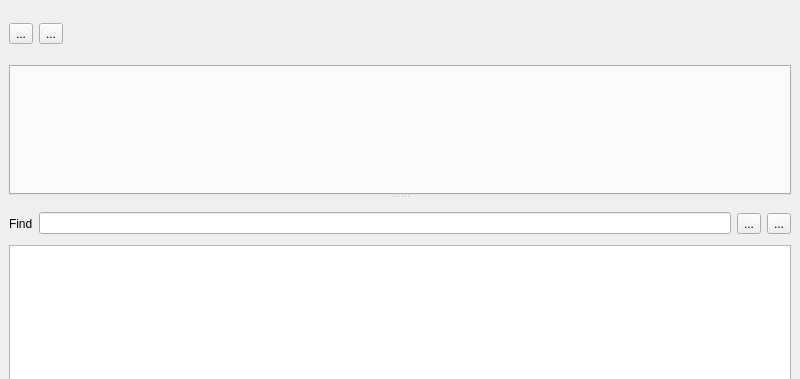
mikaelsundell/stageviz, file sources/pythondialog.ui: the form before one commit; both pictures show x 0 to 800 and y 0 to 379 of the 800 by 600 pixel window.
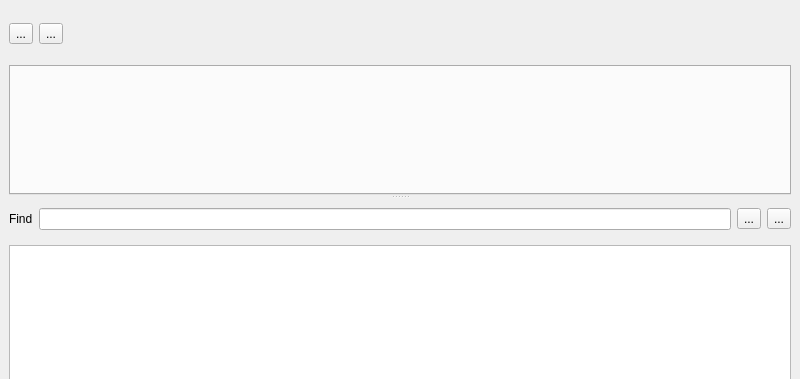
The form after the commit. Custom widgets are drawn as their Qt base class.

Diff of the .ui file:
```diff
--- a/sources/pythondialog.ui
+++ b/sources/pythondialog.ui
@@ -205,7 +205,7 @@
                   <number>0</number>
                  </property>
                  <property name="topMargin">
-                  <number>9</number>
+                  <number>0</number>
                  </property>
                  <property name="rightMargin">
                   <number>0</number>
```
Left out of the diff: 6 changed lines with no effect on the pictures.
